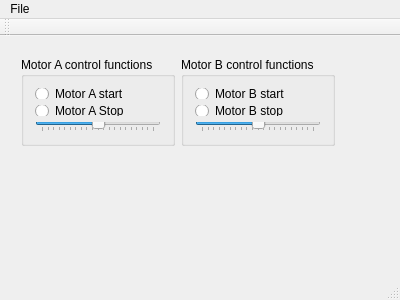
This is motor_control.ui in kenaaker/BeagleBoneBlack as Qt 5 draws it before an edit. The edited form follows.
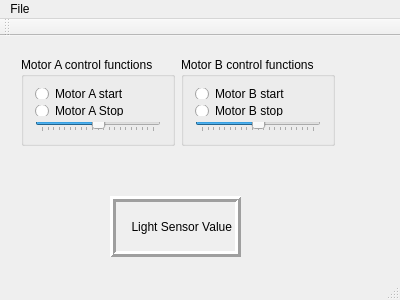
This is the edited form.

Commit message: Display sensor value, and sensor works, mostly.

The edit to the form file:
```diff
--- a/motor_control.ui
+++ b/motor_control.ui
@@ -110,6 +110,31 @@
      </item>
     </layout>
    </widget>
+   <widget class="QLabel" name="light_sensor_display">
+    <property name="geometry">
+     <rect>
+      <x>110</x>
+      <y>160</y>
+      <width>131</width>
+      <height>61</height>
+     </rect>
+    </property>
+    <property name="frameShape">
+     <enum>QFrame::Box</enum>
+    </property>
+    <property name="frameShadow">
+     <enum>QFrame::Raised</enum>
+    </property>
+    <property name="lineWidth">
+     <number>3</number>
+    </property>
+    <property name="text">
+     <string>Light Sensor Value</string>
+    </property>
+    <property name="alignment">
+     <set>Qt::AlignRight|Qt::AlignTrailing|Qt::AlignVCenter</set>
+    </property>
+   </widget>
   </widget>
   <widget class="QMenuBar" name="menuBar">
    <property name="geometry">
```
The commit also changes 5 other files.
